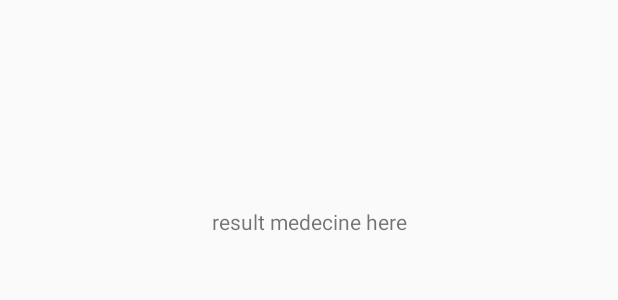
After one commit to Tharwaat/QMED, an Android app: the layout activity_results.xml on its own in the app's theme, with its tools: preview values and no code run, on a phone screen of 412 x 824 dp. The commit adds this screen. Shown: the top 300 px of the screen. Run offline under Robolectric (Android 15) with nearby library versions, the phone set to English and light mode, and no system bars.

Commit message:
Editing user map, Adding requests,results activity

```diff
--- a/app/build.gradle
+++ b/app/build.gradle
@@ -19,15 +19,13 @@ android {
 }
 
 dependencies {
-    implementation fileTree(dir: 'libs', include: ['*.jar'])
+    implementation fileTree(include: ['*.jar'], dir: 'libs')
     implementation 'com.android.support:appcompat-v7:26.1.0'
     implementation 'com.android.support:design:26.1.0'
     implementation 'com.android.support.constraint:constraint-layout:1.1.0'
-
     implementation 'com.google.android.gms:play-services-base:15.0.1'
     implementation 'com.google.android.gms:play-services-maps:15.0.1'
     implementation 'com.google.android.gms:play-services-location:15.0.1'
-
     implementation 'com.google.firebase:firebase-core:15.0.0'
     implementation 'com.google.firebase:firebase-auth:15.0.0'
     implementation 'com.google.firebase:firebase-database:15.0.0'
@@ -36,6 +34,8 @@ dependencies {
     testImplementation 'junit:junit:4.12'
     androidTestImplementation 'com.android.support.test:runner:1.0.2'
     androidTestImplementation 'com.android.support.test.espresso:espresso-core:3.0.2'
+    implementation 'com.android.support:support-v13:26.1.0'
+    implementation 'com.android.support:support-v4:26.1.0'
 }
 
 
--- a/app/src/main/AndroidManifest.xml
+++ b/app/src/main/AndroidManifest.xml
@@ -45,7 +45,9 @@
             </intent-filter>
         </activity>
         <activity android:name=".SignUpActivity" />
-        <activity android:name=".PharmacyHomeActivity"></activity>
+        <activity android:name=".PharmacyHomeActivity" />
+        <activity android:name=".RequestActivity" />
+        <activity android:name=".ResultsActivity"></activity>
     </application>
 
 </manifest>
--- a/app/src/main/java/com/example/root/qmed/UserHomeActivity.java
+++ b/app/src/main/java/com/example/root/qmed/UserHomeActivity.java
@@ -32,7 +32,6 @@ public class UserHomeActivity extends AppCompatActivity
             finish();
         }
         FirebaseUser user = firebaseAuth.getCurrentUser();
-
        /* FloatingActionButton fab = (FloatingActionButton) findViewById(R.id.fab);
         fab.setOnClickListener(new View.OnClickListener() {
             @Override
--- /dev/null
+++ b/app/src/main/res/layout/activity_results.xml
@@ -0,0 +1,18 @@
+<?xml version="1.0" encoding="utf-8"?>
+<android.support.constraint.ConstraintLayout xmlns:android="http://schemas.android.com/apk/res/android"
+    xmlns:app="http://schemas.android.com/apk/res-auto"
+    xmlns:tools="http://schemas.android.com/tools"
+    android:layout_width="match_parent"
+    android:layout_height="match_parent"
+    tools:context=".ResultsActivity">
+
+    <TextView
+        android:id="@+id/resulttxt"
+        android:layout_width="wrap_content"
+        android:layout_height="wrap_content"
+        android:layout_marginTop="138dp"
+        android:text="@string/result_med"
+        app:layout_constraintEnd_toEndOf="parent"
+        app:layout_constraintStart_toStartOf="parent"
+        app:layout_constraintTop_toTopOf="parent" />
+</android.support.constraint.ConstraintLayout>
--- a/app/src/main/res/values/strings.xml
+++ b/app/src/main/res/values/strings.xml
@@ -26,6 +26,10 @@
     <string name="title_activity_pharmacy_map">Map</string>
     <string name="request_med">Request a Medicine!</string>
     <string name="logoutbtn">Logout</string>
+    <string name="req_med">Panadol?</string>
+    <string name="hint_txt">Please, enter below the required medicine.</string>
+    <string name="find_btn">Find!</string>
+    <string name="result_med">result medecine here</string>
     <string-array name="settings">
         <item>Settings</item>
         <item>Change user-name</item>
```
Also changed, not shown: app/src/main/java/com/example/root/qmed/RequestActivity.java (added, +32 -0 lines), app/src/main/java/com/example/root/qmed/ResultsActivity.java (added, +18 -0 lines), app/src/main/java/com/example/root/qmed/UserMapActivity.java (+3 -12 lines), app/src/main/res/layout/activity_request.xml (added, +41 -0 lines).
